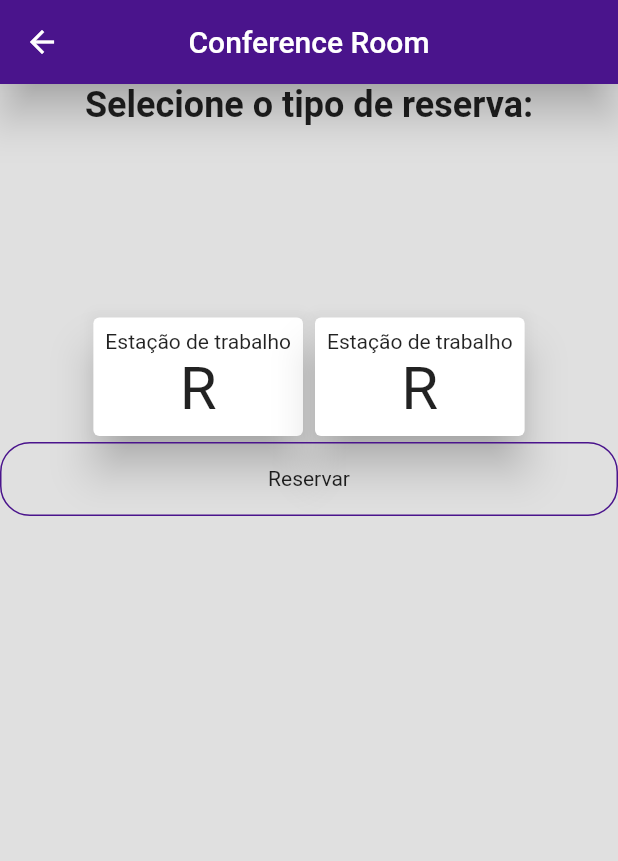
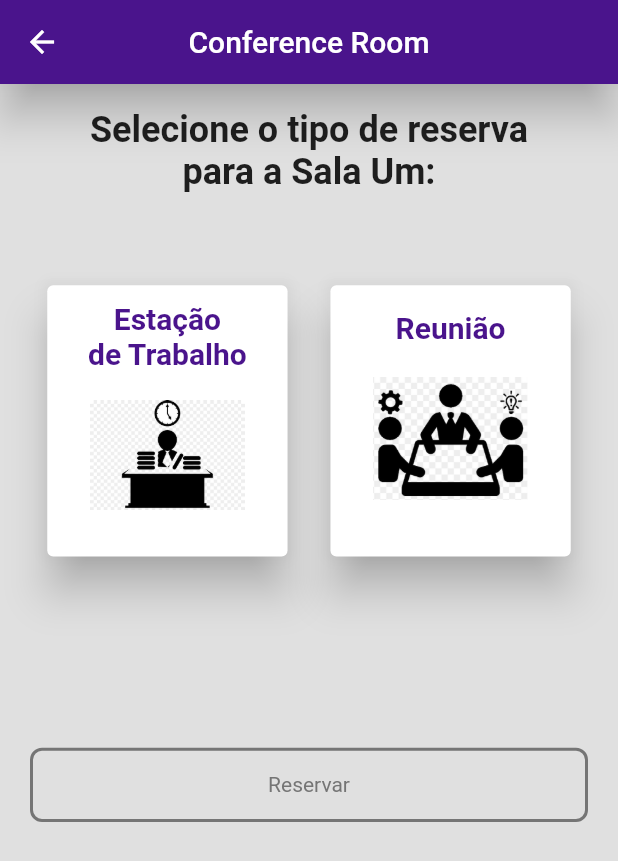
Before and after one commit to M-antunes/Innovareti_test, a Flutter app: the screen it shows after launch, after a tap on "Sala Um", on a phone screen of 412 x 824 dp. Shown: the top 861 px of the screen. Run offline on Flutter 3.47's test engine with Material 2 defaults, Android fonts, the phone set to English and light mode, and no system bars.

Commit message:
acertando a página de reservas e o bottom navigation bar.

```diff
--- a/lib/app/app.dart
+++ b/lib/app/app.dart
@@ -1,7 +1,6 @@
 import 'package:flutter/material.dart';
-import 'package:innovareti_test/pages/home/home_page.dart';
+import 'package:innovareti_test/main_screen/main_screen.dart';
 import 'package:innovareti_test/shared/core/route_generator.dart';
-import 'package:innovareti_test/shared/theme/app_colors.dart';
 
 class MyApp extends StatefulWidget {
   const MyApp({Key? key}) : super(key: key);
@@ -20,7 +19,7 @@ class _MyAppState extends State<MyApp> {
       debugShowCheckedModeBanner: false,
       onGenerateRoute: RouteGenerator.onGenerateRoute,
       navigatorKey: _navigatorKey,
-      home: const HomePage(),
+      home: const MainScreen(),
     );
   }
 }
--- /dev/null
+++ b/lib/main_screen/main_screen.dart
@@ -0,0 +1,59 @@
+import 'package:flutter/material.dart';
+import 'package:innovareti_test/pages/home/home_page.dart';
+import 'package:innovareti_test/pages/my_reservation/my_reservation.dart';
+import 'package:innovareti_test/shared/theme/app_colors.dart';
+
+class MainScreen extends StatefulWidget {
+  const MainScreen({Key? key}) : super(key: key);
+
+  @override
+  _MainScreenState createState() => _MainScreenState();
+}
+
+class _MainScreenState extends State<MainScreen> {
+  int _currentIndex = 0;
+  var primaryColor = Colors.teal;
+
+  final List<Widget> _children = [
+    const HomePage(),
+    const MyReservations(),
+  ];
+
+  @override
+  Widget build(BuildContext context) {
+    return Scaffold(
+      backgroundColor: Colors.black,
+      bottomNavigationBar: BottomNavigationBar(
+        backgroundColor: Colors.grey[300],
+        onTap: onTabTapped,
+        currentIndex: _currentIndex,
+        selectedIconTheme: IconThemeData(color: AppColors.primary),
+        unselectedIconTheme: const IconThemeData(color: Colors.grey),
+        unselectedLabelStyle: const TextStyle(color: Colors.blue),
+        selectedItemColor: AppColors.primary,
+        unselectedItemColor: Colors.grey,
+        showUnselectedLabels: true,
+        // ignore: prefer_const_literals_to_create_immutables
+        items: [
+          const BottomNavigationBarItem(
+            backgroundColor: Colors.black,
+            icon: Icon(Icons.home),
+            label: "Home",
+          ),
+          const BottomNavigationBarItem(
+            backgroundColor: Colors.black,
+            icon: Icon(Icons.bookmark_border_outlined),
+            label: "Minhas Reservas",
+          ),
+        ],
+      ),
+      body: _children[_currentIndex],
+    );
+  }
+
+  onTabTapped(int index) {
+    setState(() {
+      _currentIndex = index;
+    });
+  }
+}
--- a/lib/pages/home/home_page.dart
+++ b/lib/pages/home/home_page.dart
@@ -6,7 +6,7 @@ import 'package:innovareti_test/shared/theme/app_colors.dart';
 import 'package:innovareti_test/shared/theme/app_text_styles.dart';
 
 import 'widgets/capacity_filter.dart';
-import 'widgets/horizontal_divider.dart';
+import '../../shared/widgets/horizontal_divider.dart';
 import 'widgets/qualification_filter.dart';
 
 class HomePage extends StatefulWidget {
@@ -25,16 +25,9 @@ class _HomePageState extends State<HomePage> {
     final size = MediaQuery.of(context).size;
     return Scaffold(
       backgroundColor: Colors.grey[300],
-      drawer: const SizedBox(),
       appBar: AppBar(
         backgroundColor: AppColors.primary,
         elevation: 12,
-        actions: const [
-          Padding(
-            padding: EdgeInsets.only(right: 10),
-            child: Icon(Icons.notifications_none),
-          ),
-        ],
         title: const Text("Conference Room"),
         centerTitle: true,
       ),
@@ -143,7 +136,8 @@ class _HomePageState extends State<HomePage> {
                   var room = mockedRoomModel.listOfModels[index];
                   return InkWell(
                     onTap: () {
-                      Navigator.pushNamed(context, '/reservation');
+                      Navigator.pushNamed(context, '/reservation',
+                          arguments: room);
                     },
                     child: RoomCard(
                       size: size,
--- a/lib/pages/reservation/reservation_page.dart
+++ b/lib/pages/reservation/reservation_page.dart
@@ -1,6 +1,10 @@
 import 'package:flutter/material.dart';
+import 'package:innovareti_test/models/room_model.dart';
+
 import 'package:innovareti_test/shared/theme/app_colors.dart';
 import 'package:innovareti_test/shared/theme/app_text_styles.dart';
+
+import 'widgets/reservation_detail_card.dart';
 
 class ReservationPage extends StatefulWidget {
   const ReservationPage({Key? key}) : super(key: key);
@@ -10,9 +14,13 @@ class ReservationPage extends StatefulWidget {
 }
 
 class _ReservationPageState extends State<ReservationPage> {
+  bool isMettingSelected = false;
+  bool isStationSelected = false;
+
   @override
   Widget build(BuildContext context) {
     final size = MediaQuery.of(context).size;
+    var room = ModalRoute.of(context)!.settings.arguments as RoomModel;
 
     return Scaffold(
       backgroundColor: Colors.grey[300],
@@ -25,60 +33,114 @@ class _ReservationPageState extends State<ReservationPage> {
       ),
       body: Column(
         children: [
+          SizedBox(height: size.height * 0.02),
           Text(
-              'Selecione o tipo de reserva:',
+            'Selecione o tipo de reserva\npara a ${room.name}:',
+            textAlign: TextAlign.center,
             style: AppTextStyles.reservationTitle,
           ),
-            SizedBox(height: size.height * 0.15),
+          SizedBox(height: size.height * 0.07),
           Row(
             mainAxisAlignment: MainAxisAlignment.center,
             children: [
-                Card(
-                  elevation: 12,
-                  child: Padding(
-                    padding: const EdgeInsets.all(8.0),
-                    child: Container(
-                      child: Column(
-                        children: [
-                          Text('Estação de trabalho'),
-                          Text(
-                            'R',
-                            style: TextStyle(fontSize: 40),
+              InkWell(
+                onTap: () {
+                  setState(() {
+                    isStationSelected = !isStationSelected;
+                    isMettingSelected = false;
+                  });
+                },
+                child: ReservationDetailCard(
+                  size: size,
+                  isStationSelected: isStationSelected,
+                  text: 'Estação\nde Trabalho',
+                  imageString: 'assets/images/work_station.jpg',
+                  textDetail:
+                      'Reserve a ${room.name} para\nseus trabalhos específicos',
+                ),
+              ),
+              SizedBox(
+                width: size.width * 0.05,
+              ),
+              InkWell(
+                onTap: () {
+                  setState(() {
+                    isMettingSelected = !isMettingSelected;
+                    isStationSelected = false;
+                  });
+                },
+                child: ReservationDetailCard(
+                  size: size,
+                  isStationSelected: isMettingSelected,
+                  text: 'Reunião',
+                  imageString: 'assets/images/meeting.jpg',
+                  textDetail: 'Reserve a ${room.name} para\nsuas reuniões',
+                ),
               ),
             ],
           ),
+          SizedBox(
+            height: size.height * 0.15,
           ),
+          InkWell(
+            onTap: isMettingSelected || isStationSelected
+                ? () {
+                    ConfirmReservationMessage(context, size);
+                  }
+                : null,
+            child: Padding(
+              padding: const EdgeInsets.symmetric(horizontal: 20),
+              child: Container(
+                width: double.infinity,
+                height: size.height * 0.06,
+                decoration: BoxDecoration(
+                  border: Border.all(
+                    color: isMettingSelected || isStationSelected
+                        ? AppColors.primary!
+                        : Colors.grey[600]!,
+                    width: 2,
                   ),
+                  borderRadius: BorderRadius.circular(8),
                 ),
-                Card(
-                  elevation: 12,
-                  child: Padding(
-                    padding: const EdgeInsets.all(8.0),
-                    child: Container(
-                      child: Column(
-                        children: [
-                          Text('Estação de trabalho'),
-                          Text(
-                            'R',
-                            style: TextStyle(fontSize: 40),
+                child: Center(
+                  child: Text(
+                    'Reservar',
+                    style: isMettingSelected || isStationSelected
+                        ? AppTextStyles.roomReserveButton
+                        : TextStyle(color: Colors.grey[600]),
                   ),
-                        ],
                 ),
               ),
             ),
           ),
         ],
       ),
-            Container(
-              width: double.infinity,
-              height: size.height * 0.06,
-              decoration: BoxDecoration(
-                border: Border.all(color: AppColors.primary!),
-                borderRadius: BorderRadius.circular(20),
+    );
+  }
+
+  Future<dynamic> ConfirmReservationMessage(BuildContext context, Size size) {
+    return showDialog(
+      context: context,
+      builder: (context) => AlertDialog(
+        title: SizedBox(
+          width: size.width * 0.4,
+          height: size.height * 0.2,
+          child: Column(
+            mainAxisAlignment: MainAxisAlignment.center,
+            children: [
+              Icon(
+                Icons.check,
+                size: 60,
+                color: AppColors.primary,
               ),
-              child: Center(child: Text('Reservar')),
-            )
+              Text(
+                'Reservado!',
+                style: AppTextStyles.roomReserveButton,
+              ),
             ],
-        ));
+          ),
+        ),
+      ),
+    );
   }
 }
--- /dev/null
+++ b/lib/pages/reservation/widgets/reservation_detail_card.dart
@@ -0,0 +1,58 @@
+import 'package:flutter/material.dart';
+import 'package:innovareti_test/shared/theme/app_text_styles.dart';
+
+class ReservationDetailCard extends StatelessWidget {
+  final Size size;
+  final bool isStationSelected;
+  final String text;
+  final String imageString;
+  final String textDetail;
+
+  const ReservationDetailCard({
+    Key? key,
+    required this.size,
+    required this.isStationSelected,
+    required this.text,
+    required this.imageString,
+    required this.textDetail,
+  }) : super(key: key);
+
+  @override
+  Widget build(BuildContext context) {
+    return Card(
+      elevation: 12,
+      child: Padding(
+        padding: const EdgeInsets.all(8.0),
+        child: SizedBox(
+          width: size.width * 0.35,
+          height: isStationSelected ? size.height * 0.4 : size.height * 0.2,
+          child: Column(
+            mainAxisAlignment: MainAxisAlignment.spaceEvenly,
+            children: [
+              Text(
+                text,
+                textAlign: TextAlign.center,
+                style: AppTextStyles.roomReserveBoxText,
+              ),
+              SizedBox(
+                width: size.width * 0.25,
+                height: size.height * 0.13,
+                child: FittedBox(
+                  fit: BoxFit.fitWidth,
+                  child: Image.asset(imageString),
+                ),
+              ),
+              Visibility(
+                  visible: isStationSelected,
+                  child: Text(
+                    textDetail,
+                    textAlign: TextAlign.center,
+                    style: AppTextStyles.roomReserveBoxDetails,
+                  ))
+            ],
+          ),
+        ),
+      ),
+    );
+  }
+}
--- a/lib/shared/theme/app_text_styles.dart
+++ b/lib/shared/theme/app_text_styles.dart
@@ -1,4 +1,5 @@
 import 'package:flutter/cupertino.dart';
+import 'package:innovareti_test/shared/theme/app_colors.dart';
 
 class AppTextStyles {
   static const roomName = TextStyle(
@@ -31,4 +32,19 @@ class AppTextStyles {
     fontSize: 16,
     fontWeight: FontWeight.bold,
   );
+  static final roomReserveBoxText = TextStyle(
+    fontSize: 20,
+    fontWeight: FontWeight.bold,
+    color: AppColors.primary,
+  );
+  static final roomReserveBoxDetails = TextStyle(
+    fontSize: 14,
+    fontWeight: FontWeight.w400,
+    color: AppColors.primary,
+  );
+  static final roomReserveButton = TextStyle(
+    fontSize: 18,
+    fontWeight: FontWeight.w700,
+    color: AppColors.primary,
+  );
 }
```
Also changed, not shown: lib/pages/my_reservation/my_reservation.dart (added, +103 -0 lines), assets/images/meeting.jpg (added), assets/images/work_station.jpg (added), lib/shared/widgets/horizontal_divider.dart (renamed from lib/pages/home/widgets/horizontal_divider.dart). Lines whose indentation alone changed are shown as unchanged.
